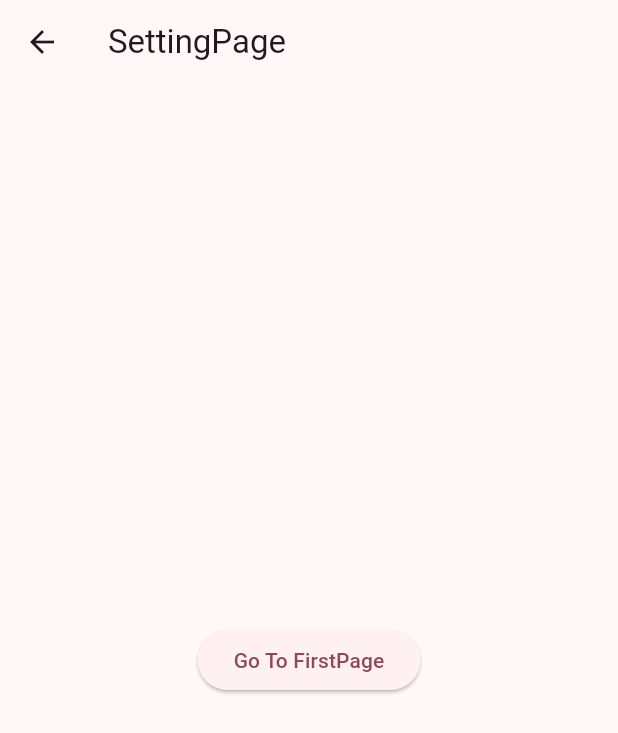
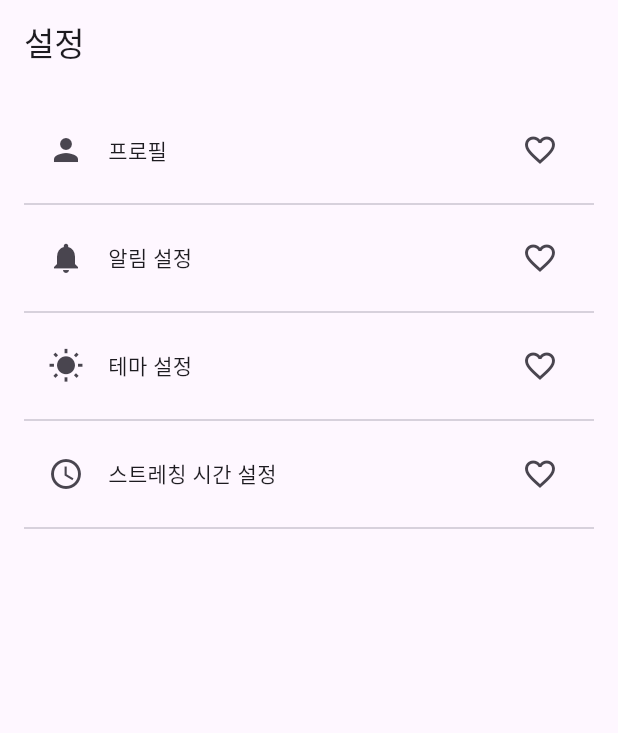
Before and after one commit to shyun2e/flutter_app_, a Flutter app: the screen it shows after launch, after a tap on "설정", on a phone screen of 412 x 824 dp. Shown: the top 733 px of the screen. Run offline on Flutter 3.47's test engine with Material 3 defaults, Android fonts, the phone set to English and light mode, and no system bars.

Commit message:
2024-07-29 setting pages updated

```diff
--- a/lib/components/app_menu.dart
+++ b/lib/components/app_menu.dart
@@ -5,7 +5,8 @@ import 'package:flutter_app/pages/flutter_screen_page.dart';
 import 'package:flutter_app/pages/flutter_settings_page.dart';
 
 class AppMenu extends StatelessWidget {
-  const AppMenu({super.key});
+  final ValueNotifier<ThemeData> _themeNotifier =
+      ValueNotifier(ThemeData.light());
 
   @override
   Widget build(BuildContext context) {
@@ -26,7 +27,7 @@ class AppMenu extends StatelessWidget {
           _buildMenuButton("설정", context, () {
             Navigator.push(
               context,
-              MaterialPageRoute(builder: (context) => FlutterSettingsPage()),
+              MaterialPageRoute(builder: (context) => SettingsPage()),
             );
           }),
           _buildMenuButton("월별 통계", context, () {
--- a/lib/pages/flutter_settings_page.dart
+++ b/lib/pages/flutter_settings_page.dart
@@ -1,26 +1,153 @@
 import 'package:flutter/material.dart';
+import 'profile.dart'; // ProfilePage를 정의한 파일을 임포트합니다.
+import 'notification_settings.dart'; // NotificationSettingsPage를 정의한 파일을 임포트합니다.
+import 'theme_settings_page.dart'; // ThemeSettingsPage를 정의한 파일을 임포트합니다.
+import 'stretch_time_settings_page.dart'; // StretchTimeSettingsPage를 정의한 파일을 임포트합니다';
+
+class SettingsPage extends StatelessWidget {
+  // ValueNotifier를 통해 테마 색상을 관리합니다.
+  final ValueNotifier<ThemeData> _themeNotifier =
+      ValueNotifier(ThemeData.light());
+
+  @override
+  Widget build(BuildContext context) {
+    return ValueListenableBuilder<ThemeData>(
+      valueListenable: _themeNotifier,
+      builder: (context, theme, child) {
+        return MaterialApp(
+          title: '지켜보고있다',
+          theme: theme,
+          home: FlutterSettingsPage(
+              themeNotifier: _themeNotifier), // 테마 notifier를 전달합니다.
+        );
+      },
+    );
+  }
+}
 
 class FlutterSettingsPage extends StatelessWidget {
-  const FlutterSettingsPage({super.key});
+  final ValueNotifier<ThemeData> themeNotifier;
+
+  FlutterSettingsPage({required this.themeNotifier});
 
   @override
   Widget build(BuildContext context) {
     return Scaffold(
       appBar: AppBar(
-        title: Text('SettingPage'),
+        title: Text('설정'),
       ),
-      body: Center(
-        child: Column(
-          mainAxisAlignment: MainAxisAlignment.center,
-          children: [
-            ElevatedButton(
-                onPressed: () {
-                  Navigator.pop(context);
-                },
-                child: Text('Go To FirstPage')),
-          ],
-        ),
-      ),
+      body: SettingsList(themeNotifier: themeNotifier), // 테마 notifier를 전달합니다.
     );
   }
 }
+
+class SettingsList extends StatefulWidget {
+  final ValueNotifier<ThemeData> themeNotifier;
+
+  SettingsList({required this.themeNotifier});
+
+  @override
+  State<StatefulWidget> createState() => _SettingsListState();
+}
+
+class _SettingsListState extends State<SettingsList> {
+  final _items = [
+    '프로필',
+    '알림 설정',
+    '테마 설정',
+    '스트레칭 시간 설정',
+  ];
+  final _saved = <String>{};
+
+  Icon _getIcon(String item) {
+    switch (item) {
+      case '프로필':
+        return Icon(Icons.person);
+      case '알림 설정':
+        return Icon(Icons.notifications);
+      case '테마 설정':
+        return Icon(Icons.wb_sunny);
+      case '스트레칭 시간 설정':
+        return Icon(Icons.access_time);
+      default:
+        return Icon(Icons.help);
+    }
+  }
+
+  @override
+  Widget build(BuildContext context) {
+    return Scaffold(
+      body: _buildItems(context),
+    );
+  }
+
+  Widget _buildItems(BuildContext context) {
+    return ListView(
+      padding: EdgeInsets.all(16.0),
+      children: _items.map((item) {
+        return Column(
+          children: [
+            _buildRow(item, context),
+            Divider(),
+          ],
+        );
+      }).toList(),
+    );
+  }
+
+  Widget _buildRow(String item, BuildContext context) {
+    final alreadySaved = _saved.contains(item);
+    return ListTile(
+      title: Text(
+        item,
+        style: Theme.of(context).textTheme.bodyMedium,
+      ),
+      leading: _getIcon(item),
+      trailing: Icon(
+        alreadySaved ? Icons.favorite : Icons.favorite_border,
+        color: alreadySaved ? Colors.red : null,
+      ),
+      onTap: () {
+        setState(() {
+          if (alreadySaved) {
+            _saved.remove(item);
+          } else {
+            _saved.add(item);
+          }
+        });
+
+        // 항목 클릭 시 올바른 페이지로 이동합니다.
+        switch (item) {
+          case '프로필':
+            Navigator.push(
+              context,
+              MaterialPageRoute(builder: (context) => ProfilePage()),
+            );
+            break;
+          case '알림 설정':
+            Navigator.push(
+              context,
+              MaterialPageRoute(
+                  builder: (context) => NotificationSettingsPage()),
+            );
+            break;
+          case '테마 설정':
+            Navigator.push(
+              context,
+              MaterialPageRoute(
+                  builder: (context) =>
+                      ThemeSettingsPage(themeNotifier: widget.themeNotifier)),
+            );
+            break;
+          case '스트레칭 시간 설정':
+            Navigator.push(
+              context,
+              MaterialPageRoute(
+                  builder: (context) => StretchTimeSettingsPage()),
+            );
+            break;
+        }
+      },
+    );
+  }
+}
```
Also changed, not shown: lib/pages/Notification_Settings.dart (added, +18 -0 lines), lib/pages/profile.dart (added, +18 -0 lines), lib/pages/stretch_time_settings_page.dart (added, +18 -0 lines), lib/pages/theme_settings_page.dart (added, +64 -0 lines).
